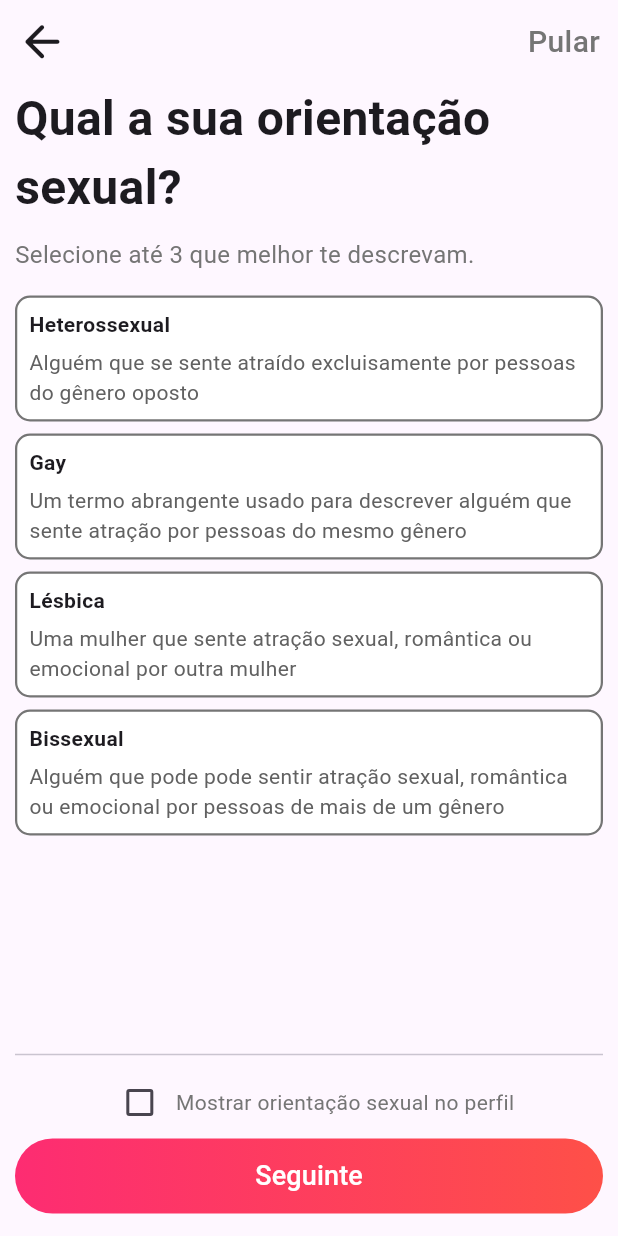
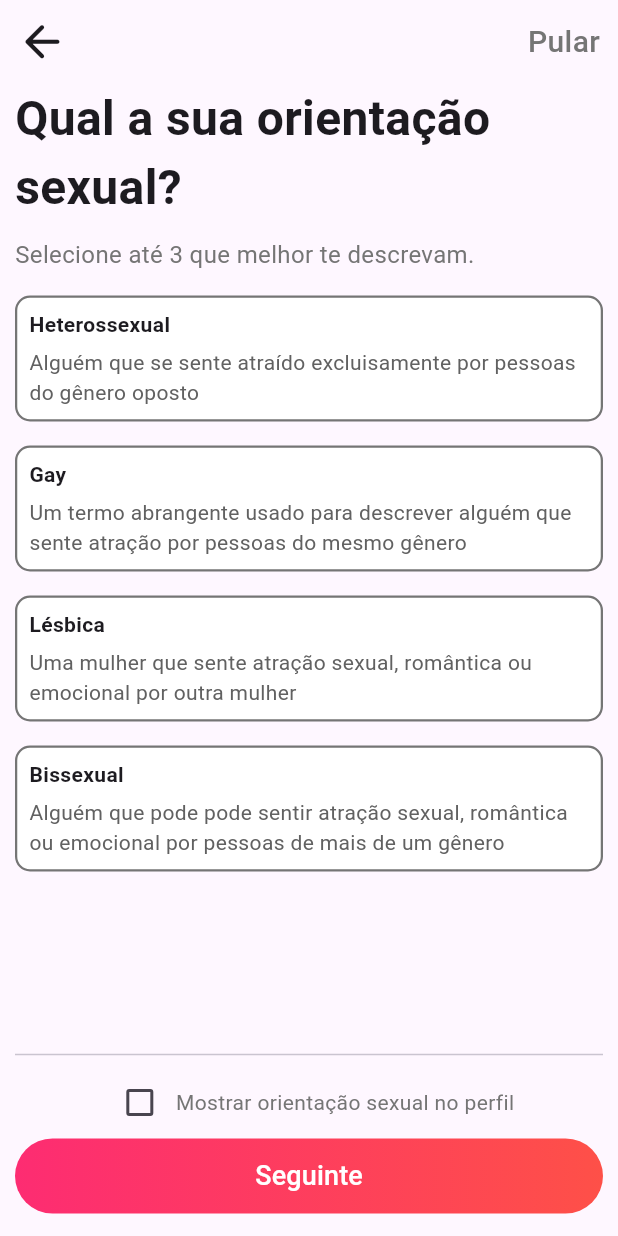
Before and after one commit to YLeall/tinder_clone, a Flutter app: the InsertSexualOrientationScreen screen opened by its route, on a phone screen of 412 x 824 dp. Run offline on Flutter 3.47's test engine with Material 3 defaults, Android fonts, the phone set to English and light mode, and no system bars; our stand-ins replace get, mask_text_input_formatter.

Commit message:
refactor and feat: Refatora os Widgets Customizáveis e adiciona as funcionalidades de marcar e desmarcar botões.

```diff
--- a/lib/src/pages/auth/view/components/custom_button_gender_expansion_tile.dart
+++ b/lib/src/pages/auth/view/components/custom_button_gender_expansion_tile.dart
@@ -1,31 +1,42 @@
 import 'package:flutter/material.dart';
 
-class CustomButtonGenderExpansionTile extends StatelessWidget {
-  CustomButtonGenderExpansionTile({
+class CustomButtonGenderExpansionTile extends StatefulWidget {
+  const CustomButtonGenderExpansionTile({
     super.key,
     required this.subTitle,
     required this.description,
+    required this.isSelectedGenderTile,
+    this.onTap,
+    this.marginBottom = 8,
   });
   final String subTitle;
   final String description;
+  final bool isSelectedGenderTile;
+  final VoidCallback? onTap;
+  final double marginBottom;
 
-  bool isSelected = false;
+  @override
+  State<CustomButtonGenderExpansionTile> createState() =>
+      _CustomButtonGenderExpansionTileState();
+}
 
+class _CustomButtonGenderExpansionTileState
+    extends State<CustomButtonGenderExpansionTile> {
   @override
   Widget build(BuildContext context) {
     return GestureDetector(
-      onTap: () {
-        debugPrint(subTitle);
-      },
+      onTap: widget.onTap,
       child: Container(
         padding: const EdgeInsets.all(8),
-        margin: const EdgeInsets.only(
-          bottom: 8,
+        margin: EdgeInsets.only(
+          bottom: widget.marginBottom,
         ),
         decoration: BoxDecoration(
           color: Colors.white,
           border: Border.all(
-            color: isSelected ? const Color(0xFFFE5048) : Colors.grey.shade600,
+            color: widget.isSelectedGenderTile
+                ? const Color(0xFFFE5048)
+                : Colors.grey.shade600,
             width: 1.5,
           ),
           borderRadius: BorderRadius.circular(10),
@@ -37,15 +48,18 @@ class CustomButtonGenderExpansionTile extends StatelessWidget {
               mainAxisAlignment: MainAxisAlignment.spaceBetween,
               children: [
                 Text(
-                  subTitle,
+                  widget.subTitle,
                   style: const TextStyle(
                     fontWeight: FontWeight.bold,
                   ),
                 ),
-                isSelected
-                    ? const Icon(
-                        Icons.check,
-                        color: Color(0xFFFE5048),
+                widget.isSelectedGenderTile
+                    ? const SizedBox(
+                        height: 20,
+                        child: Icon(
+                          Icons.check,
+                          color: Color(0xFFFE5048),
+                        ),
                       )
                     : Container(),
               ],
@@ -54,7 +68,7 @@ class CustomButtonGenderExpansionTile extends StatelessWidget {
               height: 5,
             ),
             Text(
-              description,
+              widget.description,
               style: TextStyle(
                 color: Colors.grey.shade700,
               ),
```
Also changed, not shown: lib/src/pages/auth/view/components/custom_button_gender.dart (added, +53 -0 lines), lib/src/pages/auth/view/components/custom_button_gender_tile.dart (+18 -11 lines), lib/src/pages/auth/view/insert_gender_screen.dart (+39 -5 lines), lib/src/pages/auth/view/insert_like_see_screen.dart (added, +75 -0 lines).
